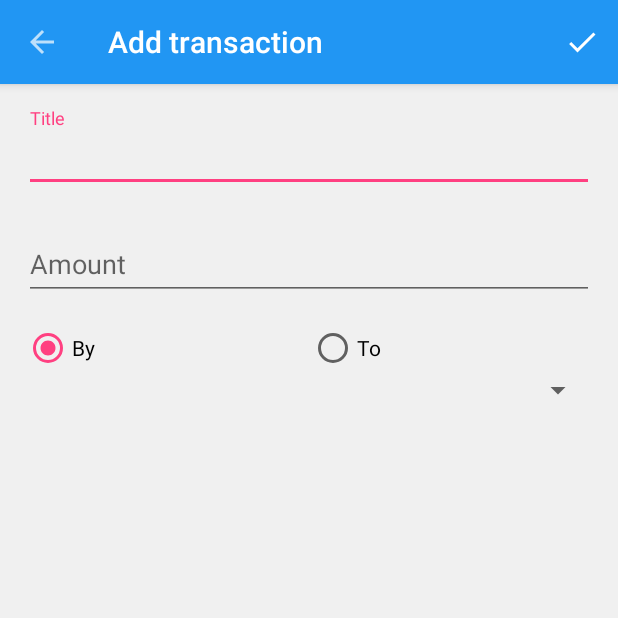
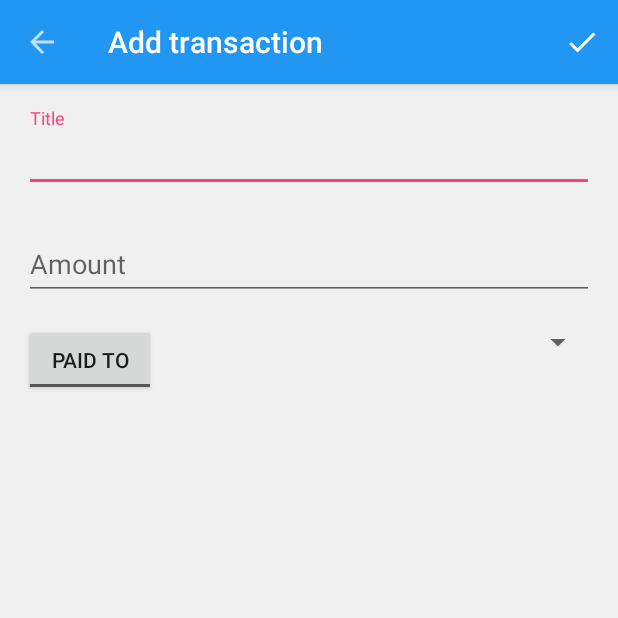
Before and after one commit to toggle-corp/paiso, an Android app: the AddTransactionActivity screen opened directly, with no data from a screen before it, on a phone screen of 412 x 824 dp, the top half of it. Run offline under Robolectric (Android 15) with nearby library versions, the phone set to English and light mode, and no system bars; our stand-ins replace Firebase (no records; nobody signed in at launch, a user with empty details on screens opened directly).

Commit message:
Add toggle button and switch sign of transaction

```diff
--- a/app/src/main/java/com/togglecorp/paiso/AddTransactionActivity.java
+++ b/app/src/main/java/com/togglecorp/paiso/AddTransactionActivity.java
@@ -10,6 +10,7 @@ import android.widget.ArrayAdapter;
 import android.widget.EditText;
 import android.widget.RadioButton;
 import android.widget.Spinner;
+import android.widget.ToggleButton;
 
 import java.util.ArrayList;
 import java.util.HashMap;
@@ -83,7 +84,7 @@ public class AddTransactionActivity extends AppCompatActivity {
         Transaction transaction = new Transaction();
         transaction.title = title;
         transaction.amount = Double.parseDouble(amount);
-        if (((RadioButton)findViewById(R.id.radio_by)).isChecked()) {
+        if (((ToggleButton)findViewById(R.id.toggle_whom)).isChecked()) {
             transaction.to = Database.get().selfId;
             transaction.by = mUserIds.get(user);
         } else {
--- a/app/src/main/java/com/togglecorp/paiso/Database.java
+++ b/app/src/main/java/com/togglecorp/paiso/Database.java
@@ -3,6 +3,7 @@ package com.togglecorp.paiso;
 import android.content.Context;
 import android.database.Cursor;
 import android.provider.ContactsContract;
+import android.util.Log;
 
 import com.google.firebase.database.DataSnapshot;
 import com.google.firebase.database.DatabaseError;
--- a/app/src/main/java/com/togglecorp/paiso/Transaction.java
+++ b/app/src/main/java/com/togglecorp/paiso/Transaction.java
@@ -33,8 +33,8 @@ public class Transaction {
 
     public Double getSignedAmount(String selfId) {
         if (selfId.equals(by))
+            return amount;
+        else
             return -amount;
-        else
-            return amount;
     }
 }
--- a/app/src/main/res/layout/activity_add_transaction.xml
+++ b/app/src/main/res/layout/activity_add_transaction.xml
@@ -47,30 +47,42 @@
                 android:hint="Amount" />
         </android.support.design.widget.TextInputLayout>
 
-        <RadioGroup
+        <!--<RadioGroup-->
+            <!--android:layout_width="match_parent"-->
+            <!--android:layout_height="wrap_content"-->
+            <!--android:orientation="horizontal">-->
+            <!--<RadioButton-->
+                <!--android:id="@+id/radio_by"-->
+                <!--android:layout_width="0dp"-->
+                <!--android:layout_weight="0.5"-->
+                <!--android:layout_height="wrap_content"-->
+                <!--android:text="By"-->
+                <!--android:checked="true"/>-->
+            <!--<RadioButton-->
+                <!--android:id="@+id/radio_to"-->
+                <!--android:layout_width="0dp"-->
+                <!--android:layout_weight="0.5"-->
+                <!--android:layout_height="wrap_content"-->
+                <!--android:text="To"-->
+                <!--android:checked="false"/>-->
+        <!--</RadioGroup>-->
+
+        <LinearLayout
             android:layout_width="match_parent"
             android:layout_height="wrap_content"
             android:orientation="horizontal">
-            <RadioButton
-                android:id="@+id/radio_by"
-                android:layout_width="0dp"
-                android:layout_weight="0.5"
-                android:layout_height="wrap_content"
-                android:text="By"
-                android:checked="true"/>
-            <RadioButton
-                android:id="@+id/radio_to"
-                android:layout_width="0dp"
-                android:layout_weight="0.5"
-                android:layout_height="wrap_content"
-                android:text="To"
-                android:checked="false"/>
-        </RadioGroup>
+            <ToggleButton
+                android:id="@+id/toggle_whom"
+                android:textOff="Paid to"
+                android:textOn="Paid by"
+                android:layout_width="wrap_content"
+                android:layout_height="wrap_content" />
 
-        <Spinner
-            android:id="@+id/spinner_user"
-            android:layout_width="fill_parent"
-            android:layout_height="wrap_content"/>
+            <Spinner
+                android:id="@+id/spinner_user"
+                android:layout_width="match_parent"
+                android:layout_height="wrap_content"/>
+        </LinearLayout>
 
     </LinearLayout>
 </LinearLayout>
```
